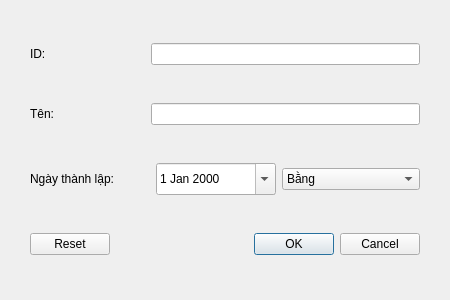
The window that src/views/DepartmentFilteringView.ui (Taylor3691/Hospital-Management-Project) describes before a commit, drawn with Qt 5.
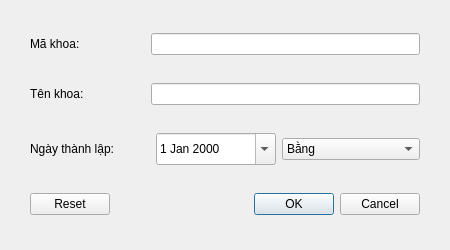
The same window after the commit. Icons and pictures are not drawn.

Commit message: chore(ui): update labels which have text is "ID" to "Mã"

Diff of the .ui file:
```diff
--- a/src/views/DepartmentFilteringView.ui
+++ b/src/views/DepartmentFilteringView.ui
@@ -7,7 +7,7 @@
     <x>0</x>
     <y>0</y>
     <width>450</width>
-    <height>300</height>
+    <height>250</height>
    </rect>
   </property>
   <property name="windowTitle">
@@ -2264,7 +2264,7 @@
         </size>
        </property>
        <property name="text">
-        <string>ID:</string>
+        <string>Mã khoa:</string>
        </property>
       </widget>
      </item>
@@ -2284,7 +2284,7 @@
         </size>
        </property>
        <property name="text">
-        <string>Tên:</string>
+        <string>Tên khoa:</string>
        </property>
       </widget>
      </item>
```
The commit also changes 5 other files.
